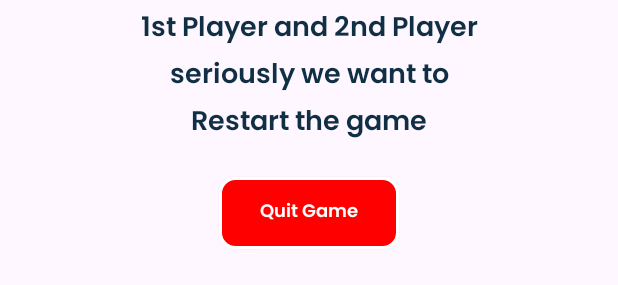
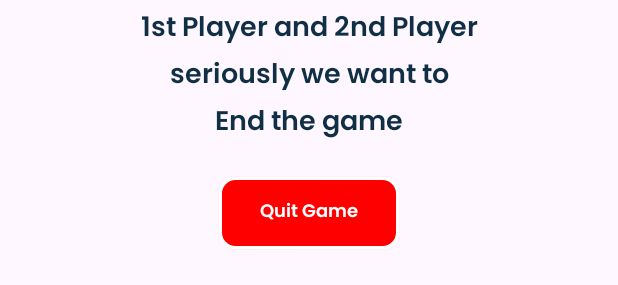
Before and after one commit to joymridha2004/TicTacToe-Online, an Android app: the layout quit_dialog_box.xml on its own in the app's theme, with its tools: preview values and no code run, on a phone screen of 412 x 824 dp. Shown: the part 204-489 px from the top of the screen. Run offline under Robolectric (Android 15) with nearby library versions, the phone set to English and light mode, and no system bars.

Commit message:
some bugs fixed

```diff
--- a/app/src/main/res/layout/quit_dialog_box.xml
+++ b/app/src/main/res/layout/quit_dialog_box.xml
@@ -69,7 +69,7 @@
         android:layout_marginTop="0dp"
         android:layout_marginEnd="60dp"
         android:fontFamily="@font/poppins_semibold"
-        android:text="Restart the game"
+        android:text="End the game"
         android:textColor="@color/theme_color"
         android:textSize="18sp"
         app:layout_constraintEnd_toEndOf="parent"
```
Also changed, not shown: app/src/main/java/com/example/tictactoe/Game_Activity/Game_Activity.java (+10 -1 lines).
